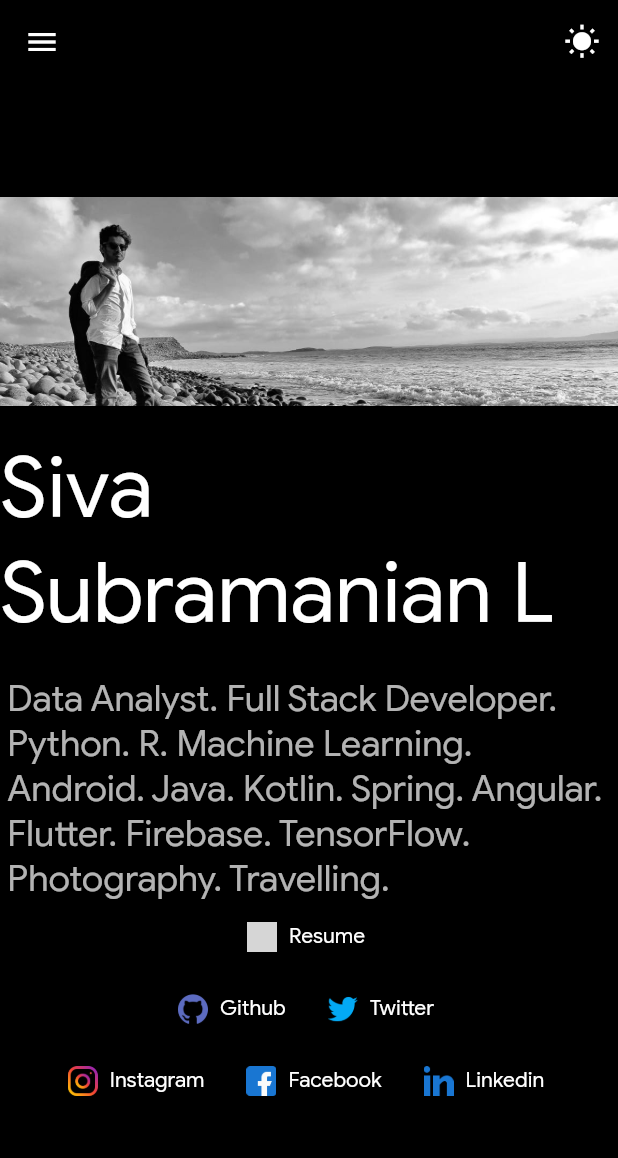
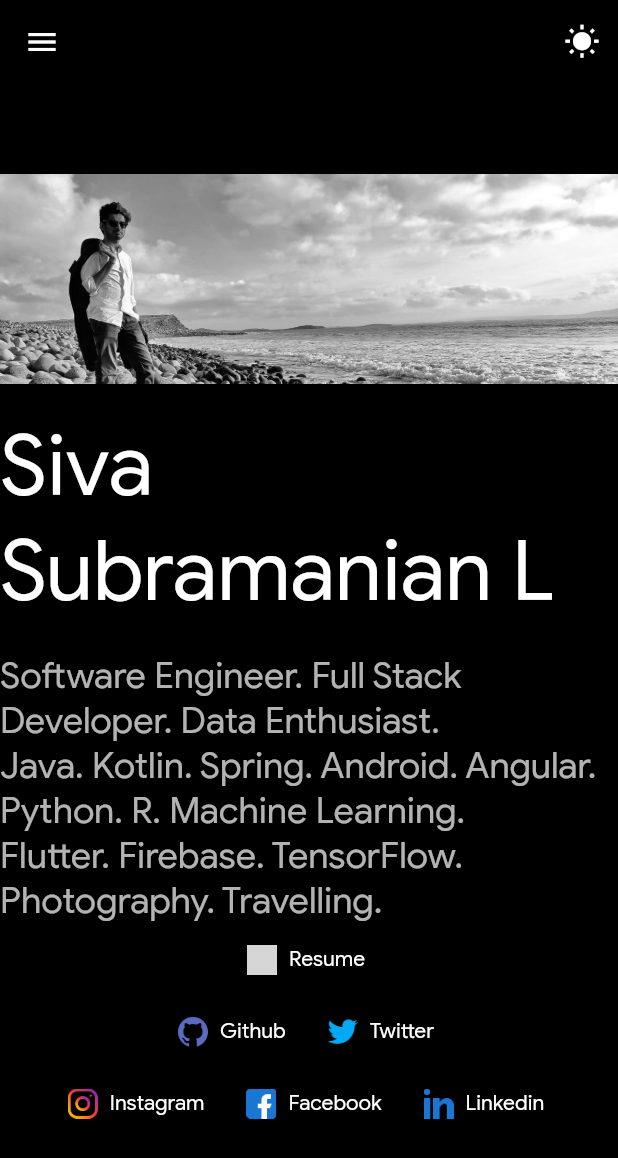
Before and after one commit to sivaskvs/FlutterWebPortfolio, a Flutter app: the screen it shows after launch, on a phone screen of 412 x 824 dp. Shown: the top 1158 px of the screen. Run offline on Flutter 3.47's test engine with Material 2 defaults, Android fonts, the phone set to English and light mode, and no system bars; our stand-ins replace cloud_firestore, webview_flutter; missing offline and left inert: dart:html, firebase, flutter_youtube, timeline_list; accounts and stored records are empty; grey boxes are pictures that could not be loaded.

Commit message:
Recent Experience Updated

```diff
--- a/lib/tabs/about_tab_copy.dart
+++ b/lib/tabs/about_tab_copy.dart
@@ -33,7 +33,7 @@ class AboutTabCopy extends StatelessWidget {
                 height: 20,
               ),
               Text(
-                  'Data Analyst. Full Stack Developer.\nPython. R. Machine Learning.\nAndroid. Java. Kotlin. Spring. Angular. \nFlutter. Firebase. TensorFlow.\nPhotography. Travelling.',
+                  'Software Engineer. Full Stack Developer. Data Enthusiast.\nJava. Kotlin. Spring. Android. Angular.\nPython. R. Machine Learning.\nFlutter. Firebase. TensorFlow.\nPhotography. Travelling.',
                   style: Theme.of(context).textTheme.caption,
                   textScaleFactor: 2,
                   textAlign: TextAlign.left,
@@ -127,7 +127,7 @@ class AboutTabCopy extends StatelessWidget {
                 height: 20,
               ),
               Text(
-                  'Data Analyst. Full Stack Developer.\nPython. R. Machine Learning.\nAndroid. Java. Kotlin. Spring. Angular. \nFlutter. Firebase. TensorFlow.\nPhotography. Travelling.',
+                  'Software Engineer. Full Stack Developer. Data Enthusiast.\nJava. Kotlin. Spring. Android. Angular.\nPython. R. Machine Learning.\nFlutter. Firebase. TensorFlow.\nPhotography. Travelling.',
                   style: Theme.of(context).textTheme.caption,
                   textScaleFactor: 2,
                   textAlign: TextAlign.left,
```
Also changed, not shown: lib/tabs/data.dart (+12 -0 lines).
